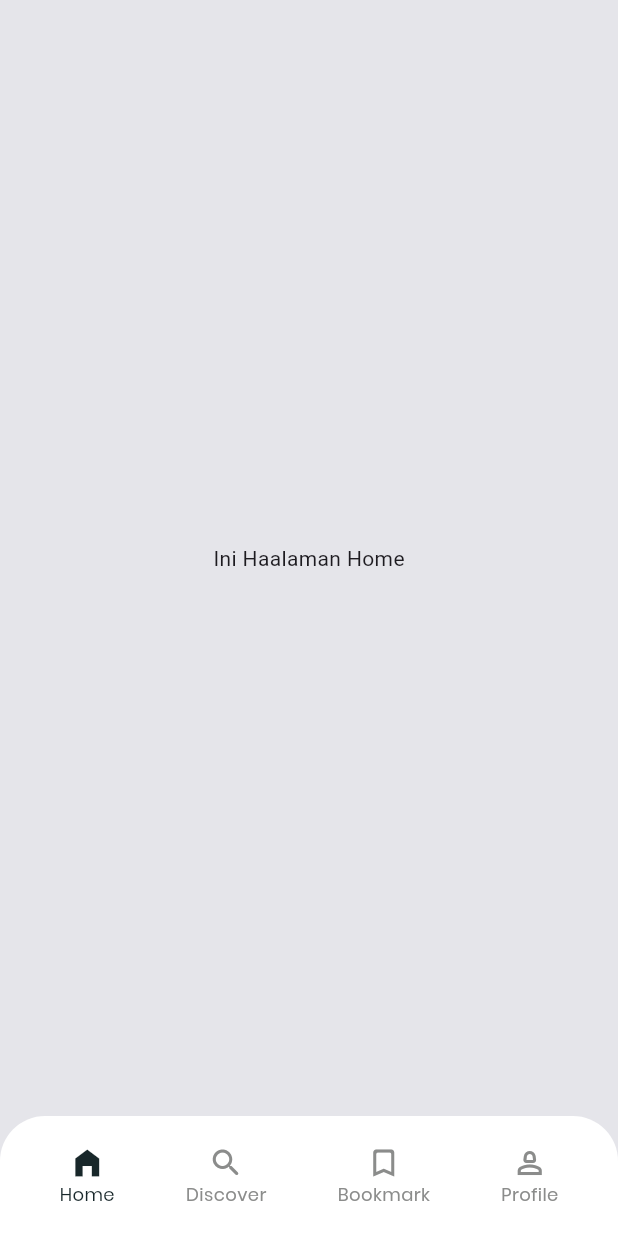
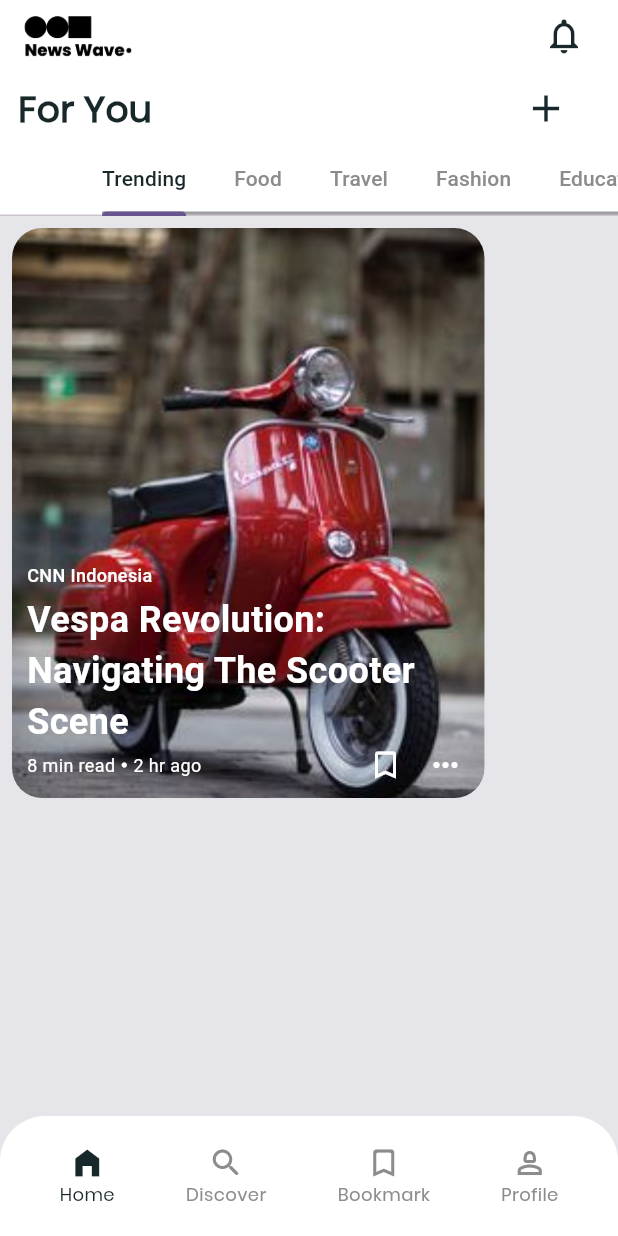
Before and after one commit to Aimmzz/NewsWave, a Flutter app: the screen it shows after launch, on a phone screen of 412 x 824 dp. Run offline on Flutter 3.47's test engine with Material 3 defaults, Android fonts, the phone set to English and light mode, and no system bars.

Commit message:
feat(home): add new UI and bottom appbar

```diff
--- a/lib/features/home/home_news_page.dart
+++ b/lib/features/home/home_news_page.dart
@@ -1,4 +1,6 @@
 import 'package:flutter/material.dart';
+import 'package:news_wave/widgets/header_home.dart';
+import 'package:news_wave/widgets/tab_bar_category.dart';
 
 class HomeNewsPage extends StatefulWidget {
   const HomeNewsPage({super.key});
@@ -10,8 +12,18 @@ class HomeNewsPage extends StatefulWidget {
 class _HomeNewsPageState extends State<HomeNewsPage> {
   @override
   Widget build(BuildContext context) {
-    return Center(
-      child: Text('Ini Haalaman Home'),
+    return Column(
+      children: [
+        Container(
+          color: Colors.white,
+          child: const SafeArea(
+            top: true,
+            bottom: false,
+            child: HeaderHome(),
+          ),
+        ),
+        const TabBarCategory(),
+      ],
     );
   }
 }
--- a/lib/main.dart
+++ b/lib/main.dart
@@ -61,6 +61,7 @@ class _BottomBarState extends State<BottomBar> {
         ),
         child: BottomAppBar(
           color: Colors.white,
+          elevation: 8.0,
           child: Row(
             mainAxisAlignment: MainAxisAlignment.spaceAround,
             children: [
--- /dev/null
+++ b/lib/widgets/card_news_big.dart
@@ -0,0 +1,97 @@
+import 'package:flutter/material.dart';
+import 'package:news_wave/constants/sizes.dart';
+
+class CardNewsBig extends StatelessWidget {
+  const CardNewsBig({super.key});
+
+  @override
+  Widget build(BuildContext context) {
+    return Container(
+      margin: const EdgeInsets.all(8.0),
+      width: 315,
+      height: 380,
+      decoration: BoxDecoration(
+        borderRadius: BorderRadius.circular(20),
+        color: Colors.white,
+        image: const DecorationImage(
+          image: AssetImage('assets/images/vespa.jpg'),
+          fit: BoxFit.cover,
+        )
+      ),
+      child: Column(
+        mainAxisAlignment: MainAxisAlignment.end,
+        crossAxisAlignment: CrossAxisAlignment.start,
+        children: [
+          Container(
+            padding: const EdgeInsets.all(10),
+            // color: Colors.black.withOpacity(0.5),
+            child: Column(
+              crossAxisAlignment: CrossAxisAlignment.start,
+              children: [
+                const Text(
+                  'CNN Indonesia',
+                  style: TextStyle(
+                    color: Colors.white,
+                    fontSize: TextSize.regular,
+                    fontWeight: FontWeight.w500,
+                  ),
+                ),
+                gapH4,
+                const Text(
+                  'Vespa Revolution: Navigating The Scooter Scene',
+                  style: TextStyle(
+                    color: Colors.white,
+                    fontSize: TextSize.header,
+                    fontWeight: FontWeight.bold,
+                  ),
+                ),
+                Row(
+                  children: [
+                    const Text(
+                      '8 min read',
+                      style: TextStyle(
+                        color: Colors.white,
+                        fontSize: TextSize.regular,
+                      ),
+                    ),
+                    gapW4,
+                    const Icon(
+                      Icons.circle,
+                      size: 4,
+                      color: Colors.white,
+                    ),
+                    gapW4,
+                    const Text(
+                      '2 hr ago',
+                      style: TextStyle(
+                        color: Colors.white,
+                        fontSize: TextSize.regular,
+                      ),
+                    ),
+                    const Spacer(),
+                    InkWell(
+                      onTap: (){},
+                      child: const Icon(
+                        Icons.bookmark_border_outlined,
+                          color: Colors.white,
+                      ),
+                    ),
+                    gapW16,
+                    InkWell(
+                      onTap: (){},
+                      child: const Icon(
+                        Icons.more_horiz,
+                          color: Colors.white,
+                      ),
+                    ),
+                    gapW4,
+                  ],
+                ),
+              ],
+            ),
+          ),
+        ],
+      ),
+    );
+  }
+}
--- /dev/null
+++ b/lib/widgets/category_button.dart
@@ -0,0 +1,10 @@
+import 'package:flutter/material.dart';
+
+class CategoryButton extends StatelessWidget {
+  const CategoryButton({super.key});
+
+  @override
+  Widget build(BuildContext context) {
+    return const Placeholder();
+  }
+}
--- /dev/null
+++ b/lib/widgets/header_home.dart
@@ -0,0 +1,69 @@
+import 'package:flutter/material.dart';
+import 'package:news_wave/constants/color_values.dart';
+import 'package:news_wave/constants/sizes.dart';
+
+class HeaderHome extends StatelessWidget {
+  const HeaderHome({super.key});
+
+  @override
+  Widget build(BuildContext context) {
+    return Column(
+      children: [
+        Container(
+          width: MediaQuery.of(context).size.width,
+          color: Colors.white,
+          child: Padding(
+            padding: const EdgeInsets.symmetric(horizontal: Sizes.p12),
+            child: Row(
+              mainAxisAlignment: MainAxisAlignment.spaceBetween,
+              children: [
+                Image.asset(
+                  'assets/images/logo_news_wave_crop.png',
+                  width: 80,
+                  height: 40,
+                ),
+                IconButton(
+                    onPressed: () {},
+                    icon: const Icon(
+                      Icons.notifications_none_outlined,
+                      color: ColorsValues.mainBlack,
+                      size: 28.0,
+                    ))
+              ],
+            ),
+          ),
+        ),
+        Container(
+          width: MediaQuery.of(context).size.width,
+          color: Colors.white,
+          child: Padding(
+            padding: const EdgeInsets.symmetric(horizontal: Sizes.p12),
+            child: Row(
+              // mainAxisAlignment: MainAxisAlignment.spaceBetween,
+              children: [
+                const Text(
+                  'For You',
+                  style: TextStyle(
+                      fontFamily: 'Poppins',
+                      fontSize: TextSize.header,
+                      color: ColorsValues.mainBlack,
+                      fontWeight: FontWeight.bold
+                    ),
+                ),
+                const Spacer(),
+                IconButton(
+                    onPressed: () {},
+                    icon: const Icon(
+                      Icons.add,
+                      color: ColorsValues.mainBlack,
+                      size: 30.0,
+                    )),
+                gapW12
+              ],
+            ),
+          ),
+        ),
+      ],
+    );
+  }
+}
--- /dev/null
+++ b/lib/widgets/tab_bar_category.dart
@@ -0,0 +1,77 @@
+import 'package:flutter/material.dart';
+import 'package:news_wave/constants/color_values.dart';
+import 'package:news_wave/widgets/card_news_big.dart';
+
+class TabBarCategory extends StatefulWidget {
+  const TabBarCategory({super.key});
+
+  @override
+  State<TabBarCategory> createState() => _TabBarCategoryState();
+}
+
+class _TabBarCategoryState extends State<TabBarCategory>
+    with SingleTickerProviderStateMixin {
+  late TabController _tabController;
+  final List<String> categories = [
+    'Trending',
+    'Food',
+    'Travel',
+    'Fashion',
+    'Education',
+    'Business',
+  ];
+
+  @override
+  void initState() {
+    super.initState();
+    _tabController = TabController(length: categories.length, vsync: this);
+  }
+
+  @override
+  void dispose() {
+    _tabController.dispose();
+    super.dispose();
+  }
+
+  @override
+  Widget build(BuildContext context) {
+    return Column(
+      crossAxisAlignment: CrossAxisAlignment.start,
+      children: [
+        Container(
+          color: Colors.white,
+          child: Stack(
+            children: [
+              Positioned(
+                bottom: 0,
+                left: 68,
+                right: 0,
+                child: Container(
+                  height: 3,
+                  color: Colors.grey,
+                ),
+              ),
+              TabBar(
+                controller: _tabController,
+                isScrollable: true,
+                labelColor: ColorsValues.mainBlack,
+                unselectedLabelColor: ColorsValues.mainGrey,
+                tabs: categories
+                    .map((category) => Tab(
+                          text: category,
+                        ))
+                    .toList(),
+              ),
+            ],
+          ),
+        ),
+        // const SizedBox(height: 10),
+        // Text(
+        //   'Sedang berada di ${categories[_tabController.index]}',
+        //   style: const TextStyle(fontSize: 18),
+        // ),
+        const CardNewsBig(),
+      ],
+    );
+  }
+}
--- a/pubspec.yaml
+++ b/pubspec.yaml
@@ -59,8 +59,8 @@ flutter:
   uses-material-design: true
 
   # To add assets to your application, add an assets section, like this:
-  # assets:
-  #   - images/a_dot_burr.jpeg
+  assets:
+    - assets/images/
   #   - images/a_dot_ham.jpeg
 
   # An image asset can refer to one or more resolution-specific "variants", see
```
Also changed, not shown: assets/images/logo_news_wave.png (added), assets/images/logo_news_wave_crop.png (added), assets/images/vespa.jpg (added), pubspec.lock, 1 other file.
